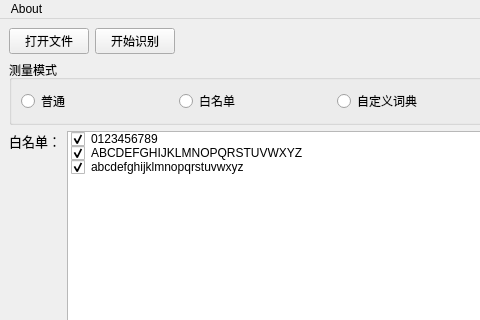
Old version of the form ocr/ui/main_ui.ui in the repository zhangjiechina001/PingTool; both pictures show x 0 to 480 and y 0 to 320 of the 1007 by 732 pixel window.
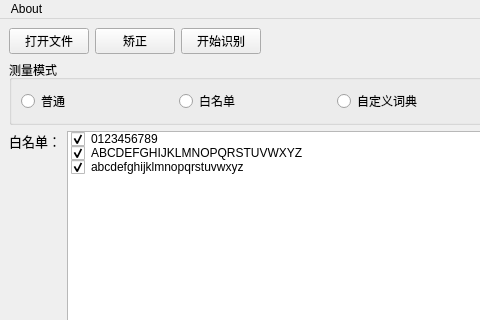
New version of the form. Icons and pictures are not drawn.

```diff
--- a/ocr/ui/main_ui.ui
+++ b/ocr/ui/main_ui.ui
@@ -29,6 +29,13 @@
         </property>
        </widget>
       </item>
+      <item>
+       <widget class="QPushButton" name="btnCorrect">
+        <property name="text">
+         <string>矫正</string>
+        </property>
+       </widget>
+      </item>
       <item>
        <widget class="QPushButton" name="btnRecognize">
         <property name="text">
```
